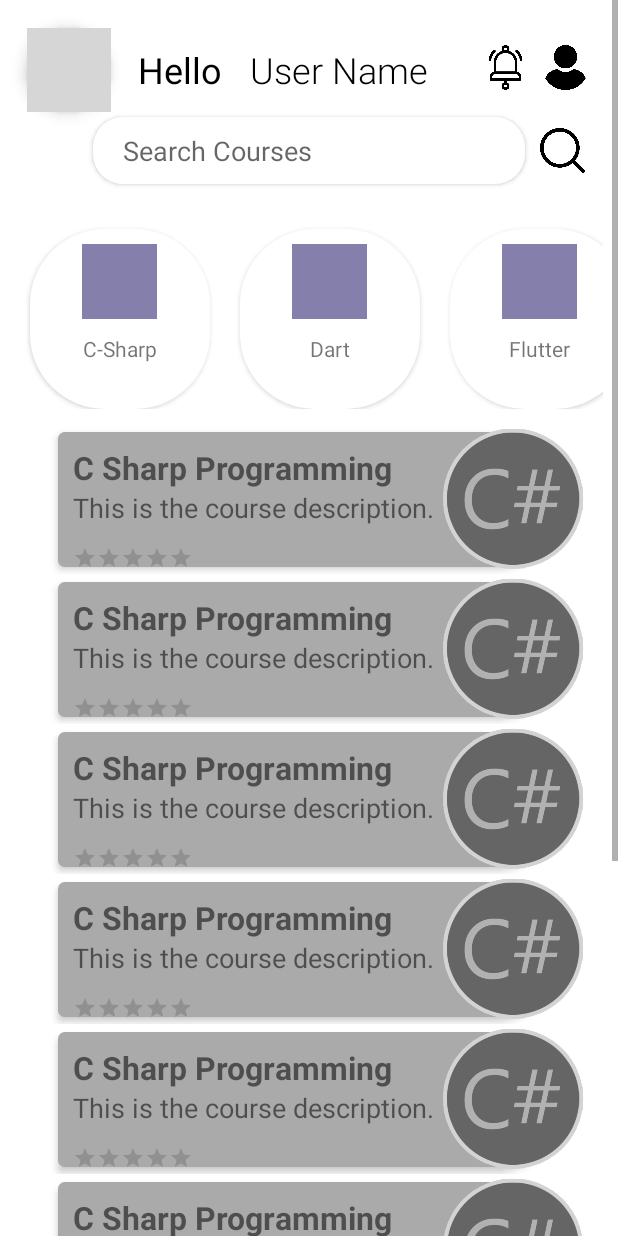
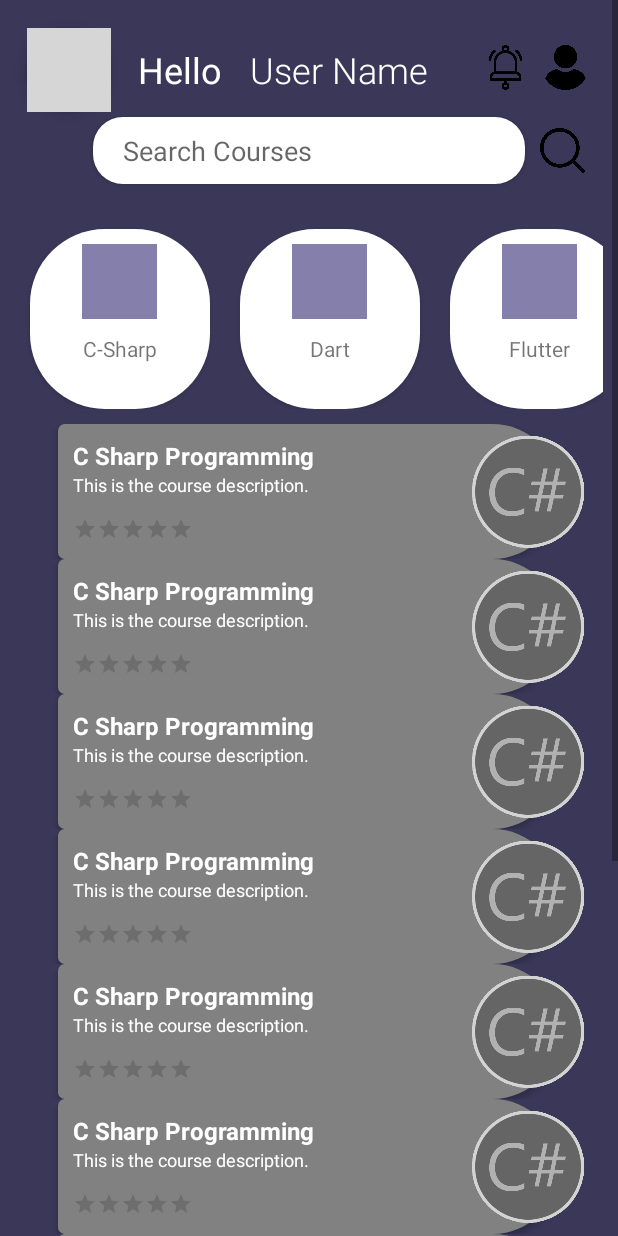
Before and after one commit to typos-r-us/LearnPopote, an Android app: the DashboardActivity screen opened directly, with no data from a screen before it, on a phone screen of 412 x 824 dp. Run offline under Robolectric (Android 15) with nearby library versions, the phone set to English and light mode, and no system bars; Roboto replaces fonts that are not available here; grey boxes are pictures that could not be loaded.

Commit message:
updated README.md

```diff
--- a/app/src/main/res/layout/activity_dashboard.xml
+++ b/app/src/main/res/layout/activity_dashboard.xml
@@ -10,6 +10,7 @@
         android:layout_width="match_parent"
         android:layout_height="match_parent"
         android:focusable="true"
+        android:background="#3A3759"
         android:focusableInTouchMode="true">
 
         <com.google.android.material.floatingactionbutton.FloatingActionButton
@@ -65,7 +66,7 @@
             android:layout_marginLeft="30dp"
             android:layout_marginTop="30sp"
             android:text="Hello"
-            android:textColor="@color/black"
+            android:textColor="@color/white"
             android:textSize="24sp"
 
             app:layout_constraintBottom_toBottomOf="parent"
@@ -83,7 +84,7 @@
             android:layout_marginRight="3dp"
             android:fontFamily="sans-serif-light"
             android:text="User Name"
-            android:textColor="@color/black"
+            android:textColor="@color/white"
             android:textSize="24sp"
             app:layout_constraintBottom_toBottomOf="parent"
             app:layout_constraintHorizontal_bias="0.2"
@@ -138,6 +139,7 @@
             android:layout_marginTop="10dp"
             android:layout_marginLeft="10dp"
             android:layout_marginRight="10dp"
+
             android:elevation="0dp"
             app:layout_constraintVertical_bias="0"
 
--- a/app/src/main/res/layout/dynamic_recycler_view_item_layout.xml
+++ b/app/src/main/res/layout/dynamic_recycler_view_item_layout.xml
@@ -5,11 +5,12 @@
     android:layout_width="match_parent"
     android:layout_height="wrap_content"
     android:layout_marginLeft="10dp"
-    android:layout_marginRight="10dp">
+    android:layout_marginRight="10dp"
+    >
 
     <ImageView
-        android:layout_width="100dp"
-        android:layout_height="100dp"
+        android:layout_width="80dp"
+        android:layout_height="80dp"
         android:elevation="4dp"
         android:src="@drawable/csharpprogramming"
         app:layout_constraintBottom_toBottomOf="@+id/cl_dynamicRvCLayout"
@@ -22,6 +23,7 @@
         android:layout_height="90dp"
         android:background="@drawable/dynamicrecyclerviewmodel_bg"
         android:elevation="3dp"
+        android:backgroundTint="#818181"
 
         app:layout_constraintBottom_toBottomOf="parent"
         app:layout_constraintEnd_toEndOf="parent"
@@ -34,7 +36,8 @@
             android:layout_width="wrap_content"
             android:layout_height="wrap_content"
             android:text="C Sharp Programming"
-            android:textSize="21sp"
+            android:textSize="16sp"
+            android:textColor="@color/white"
             app:layout_constraintHorizontal_bias="0"
             app:layout_constraintVertical_bias=".15"
             android:layout_marginLeft="10dp"
@@ -51,7 +54,8 @@
             android:layout_height="wrap_content"
             android:layout_marginLeft="10dp"
             android:text="This is the course description."
-            android:textSize="18sp"
+            android:textSize="12sp"
+            android:textColor="@color/white"
             android:textStyle="normal"
             app:layout_constraintBottom_toBottomOf="parent"
             app:layout_constraintEnd_toEndOf="parent"
@@ -67,6 +71,7 @@
             android:layout_width="wrap_content"
             android:layout_height="wrap_content"
             android:layout_marginTop="13dp"
+            android:outlineAmbientShadowColor="@color/white"
             app:layout_constraintHorizontal_bias="0"
             app:layout_constraintVertical_bias="0"
             app:layout_constraintBottom_toBottomOf="parent"
--- a/app/src/main/res/values/strings.xml
+++ b/app/src/main/res/values/strings.xml
@@ -32,8 +32,8 @@
     <string name="step1">Step 1</string>
     <string name="step2">Step 2</string>
     <string name="step3">Step 3</string>
-    <string name="selectCourse">Select from our wide range<br />of courses.</string>
-    <string name="accessCourse">Access courses on any device,<br />any time.</string>
+    <string name="selectCourse">Select from our wide range <br />of courses.</string>
+    <string name="accessCourse">Access courses on any device, <br />any time.</string>
     <string name="completeCourse">Completion certificates issued <br />to all successful students!</string>
     <string name="open">Open</string>
     <string name="close">Close</string>
```
Also changed, not shown: 1 other file.
